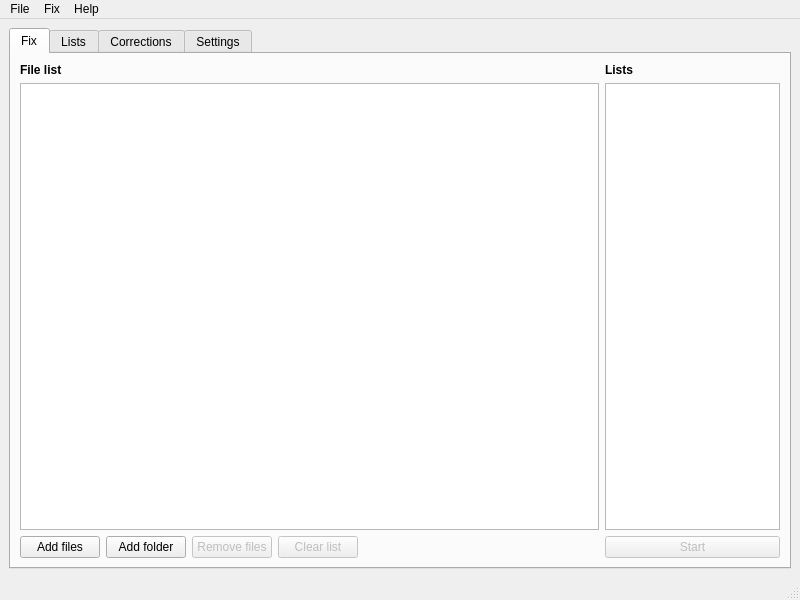
Qt form mainwindow.ui (bulkware/bwreplacer) before a commit.
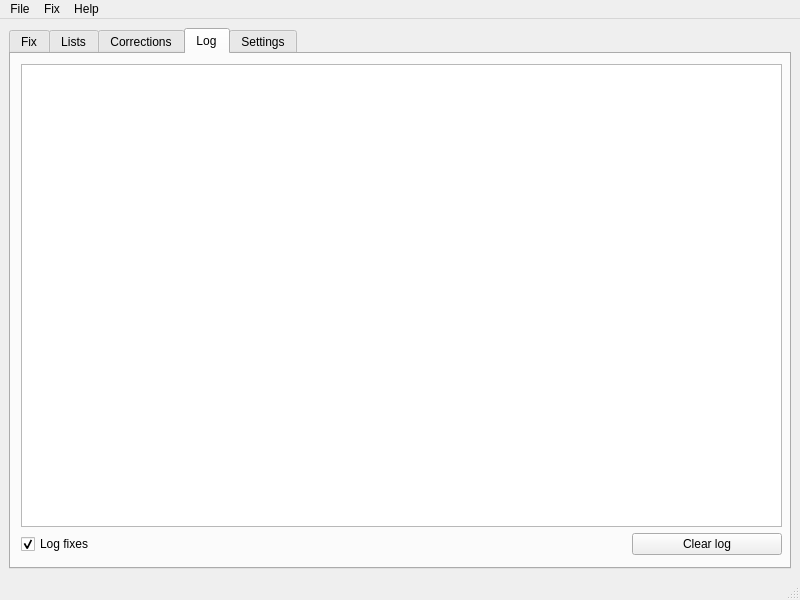
The same form after that commit. The open tabs and pages were chosen to show the change.

Patch:
```diff
--- a/mainwindow.ui
+++ b/mainwindow.ui
@@ -472,6 +472,62 @@
         </item>
        </layout>
       </widget>
+      <widget class="QWidget" name="tabLog">
+       <attribute name="title">
+        <string>Log</string>
+       </attribute>
+       <widget class="QWidget" name="gridLayoutWidget">
+        <property name="geometry">
+         <rect>
+          <x>10</x>
+          <y>10</y>
+          <width>761</width>
+          <height>491</height>
+         </rect>
+        </property>
+        <layout class="QGridLayout" name="gridLayout_6">
+         <item row="1" column="2">
+          <widget class="QPushButton" name="btnLClearLog">
+           <property name="minimumSize">
+            <size>
+             <width>150</width>
+             <height>0</height>
+            </size>
+           </property>
+           <property name="text">
+            <string>Clear log</string>
+           </property>
+          </widget>
+         </item>
+         <item row="1" column="1">
+          <spacer name="horizontalSpacer">
+           <property name="orientation">
+            <enum>Qt::Horizontal</enum>
+           </property>
+           <property name="sizeHint" stdset="0">
+            <size>
+             <width>40</width>
+             <height>20</height>
+            </size>
+           </property>
+          </spacer>
+         </item>
+         <item row="1" column="0">
+          <widget class="QCheckBox" name="chkLLogFixes">
+           <property name="text">
+            <string>Log fixes</string>
+           </property>
+           <property name="checked">
+            <bool>true</bool>
+           </property>
+          </widget>
+         </item>
+         <item row="0" column="0" colspan="3">
+          <widget class="QListWidget" name="lstLLog"/>
+         </item>
+        </layout>
+       </widget>
+      </widget>
       <widget class="QWidget" name="tabSettings">
        <attribute name="title">
         <string>Settings</string>
```
Left out of the diff: 3 changed lines with no effect on the pictures.
